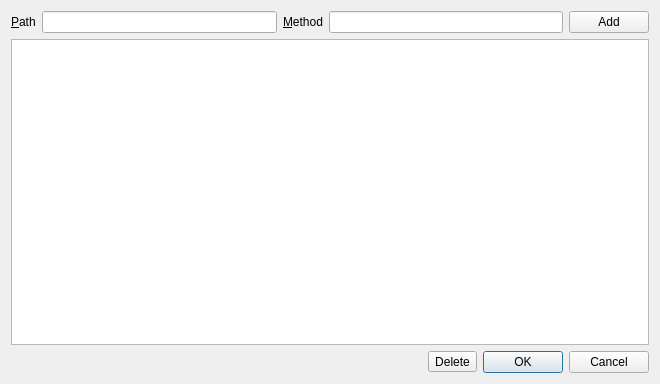
Qt form src/dlgsubscription.ui (syyyr/shvspy) before a commit.
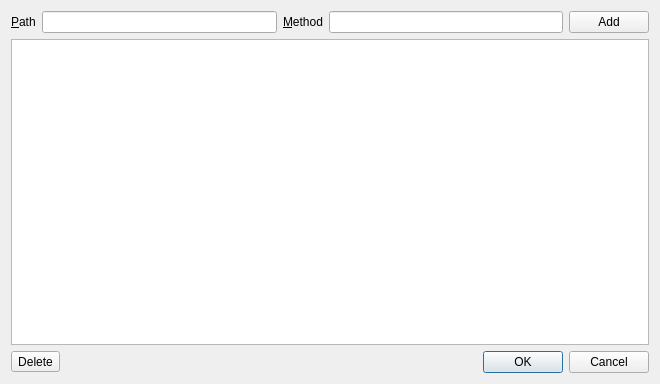
The same form after that commit.

Patch:
```diff
--- a/src/dlgsubscription.ui
+++ b/src/dlgsubscription.ui
@@ -56,6 +56,13 @@
    </item>
    <item>
     <layout class="QHBoxLayout" name="horizontalLayout_2">
+     <item>
+      <widget class="QToolButton" name="deleteSubscriptionButton">
+       <property name="text">
+        <string>Delete</string>
+       </property>
+      </widget>
+     </item>
      <item>
       <spacer name="horizontalSpacer">
        <property name="orientation">
@@ -69,13 +76,6 @@
        </property>
       </spacer>
      </item>
-     <item>
-      <widget class="QToolButton" name="deleteSubscriptionButton">
-       <property name="text">
-        <string>Delete</string>
-       </property>
-      </widget>
-     </item>
      <item>
       <widget class="QDialogButtonBox" name="buttonBox">
        <property name="sizePolicy">
```
Left out of the diff: 35 changed lines with no effect on the pictures.
